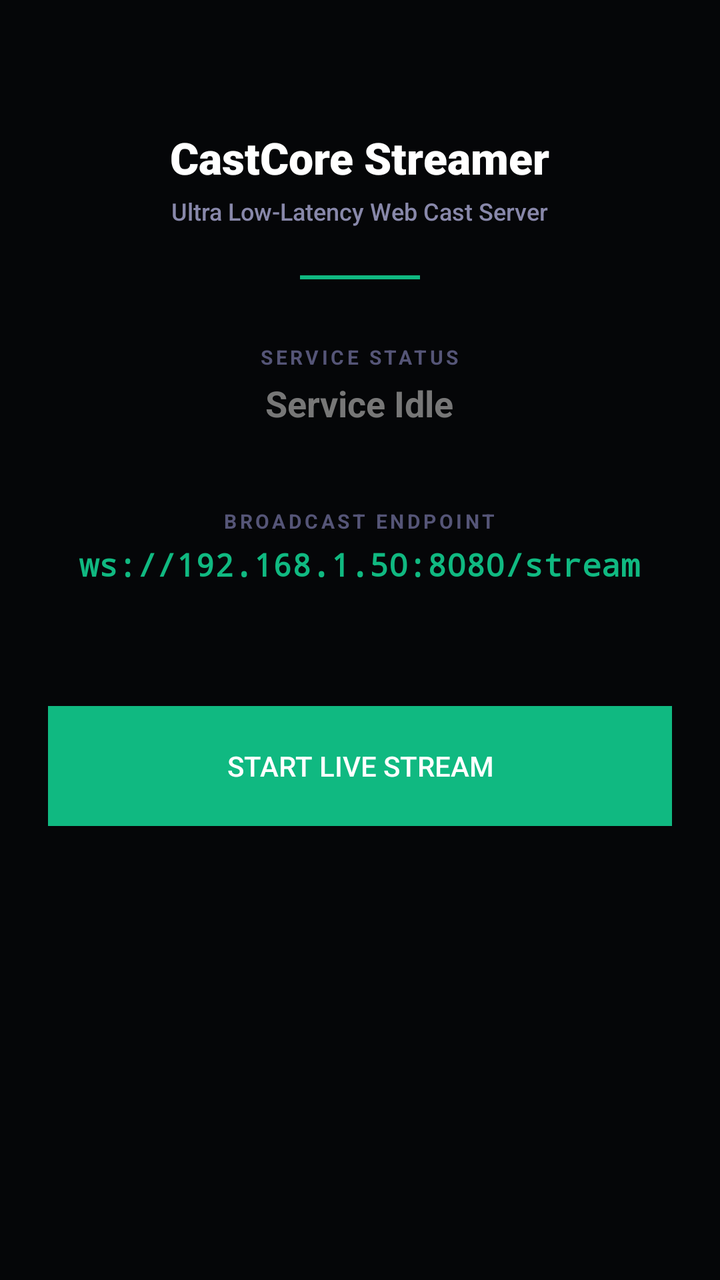
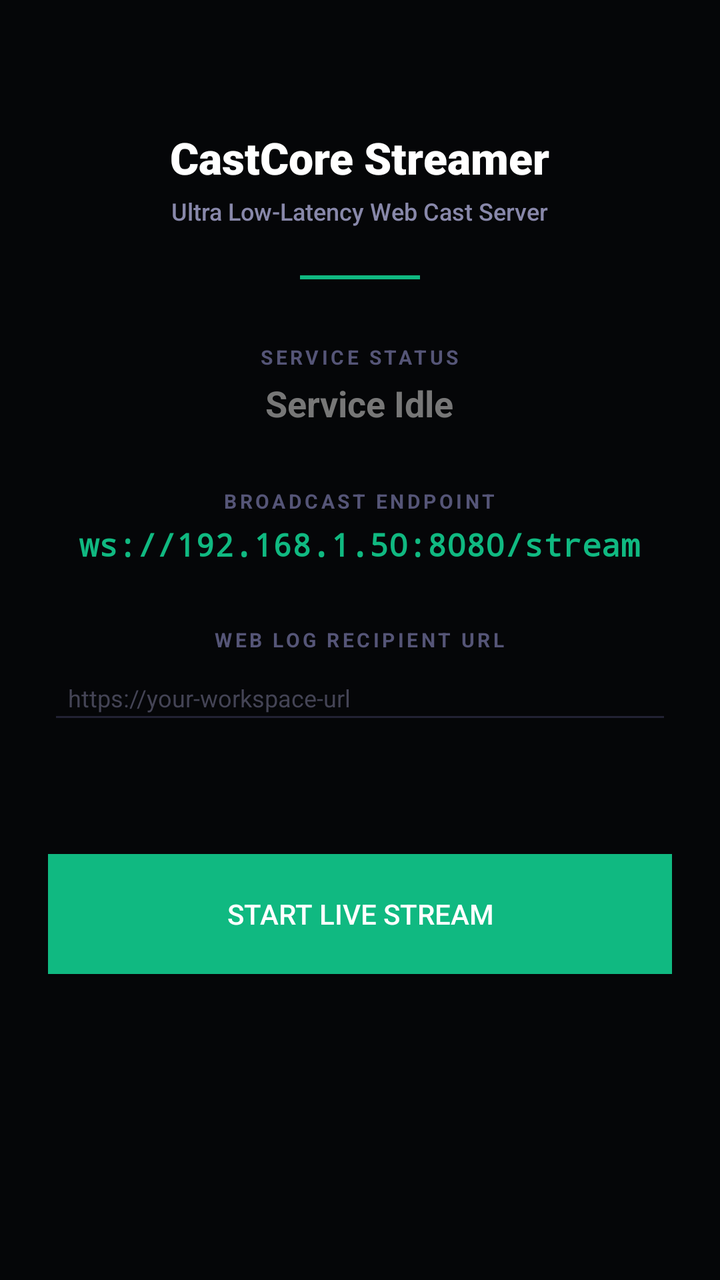

Two renders of the same Android screen: before a commit and after it. Below are the layout's source before the change and the commit's diff.
<!-- AndroidManifest.xml: application theme Theme.CastCoreStreamer -->
<!-- res/layout/activity_main.xml -->
<?xml version="1.0" encoding="utf-8"?>
<LinearLayout xmlns:android="http://schemas.android.com/apk/res/android"
    android:layout_width="match_parent"
    android:layout_height="match_parent"
    android:orientation="vertical"
    android:padding="24dp"
    android:gravity="center_horizontal"
    android:background="#050608">

    <TextView
        android:id="@+id/tvTitle"
        android:layout_width="wrap_content"
        android:layout_height="wrap_content"
        android:text="CastCore Streamer"
        android:textSize="22sp"
        android:textStyle="bold"
        android:textColor="#ffffff"
        android:layout_marginTop="40dp"
        android:fontFamily="sans-serif-black"/>

    <TextView
        android:layout_width="wrap_content"
        android:layout_height="wrap_content"
        android:text="Ultra Low-Latency Web Cast Server"
        android:textSize="12sp"
        android:textColor="#8888aa"
        android:layout_marginTop="4dp"
        android:fontFamily="sans-serif-medium"/>

    <View
        android:layout_width="60dp"
        android:layout_height="2dp"
        android:background="#10b981"
        android:layout_marginTop="24dp"
        android:layout_marginBottom="32dp" />

    <TextView
        android:id="@+id/tvStatusLabel"
        android:layout_width="wrap_content"
        android:layout_height="wrap_content"
        android:text="SERVICE STATUS"
        android:textSize="10sp"
        android:textStyle="bold"
        android:textColor="#555577"
        android:letterSpacing="0.15" />

    <TextView
        android:id="@+id/tvStatus"
        android:layout_width="wrap_content"
        android:layout_height="wrap_content"
        android:text="Service Idle"
        android:textSize="18sp"
        android:textColor="#777777"
        android:layout_marginTop="4dp"
        android:textStyle="bold" />

    <TextView
        android:id="@+id/tvIpLabel"
        android:layout_width="wrap_content"
        android:layout_height="wrap_content"
        android:text="BROADCAST ENDPOINT"
        android:textSize="10sp"
        android:textStyle="bold"
        android:textColor="#555577"
        android:letterSpacing="0.15"
        android:layout_marginTop="40dp" />

    <TextView
        android:id="@+id/tvIpAddress"
        android:layout_width="wrap_content"
        android:layout_height="wrap_content"
        android:text="ws://192.168.1.50:8080/stream"
        android:textSize="16sp"
        android:textColor="#10b981"
        android:layout_marginTop="4dp"
        android:textStyle="bold"
        android:fontFamily="monospace" />

    <Button
        android:id="@+id/btnToggleStream"
        android:layout_width="match_parent"
        android:layout_height="60dp"
        android:layout_marginTop="60dp"
        android:text="Start Live Stream"
        android:textSize="14sp"
        android:textColor="#ffffff"
        android:backgroundTint="#10b981"
        android:background="@android:color/holo_green_light"
        android:fontFamily="sans-serif-medium"
        android:textAllCaps="true"/>

</LinearLayout>
<!-- resources referenced by this layout -->
<resources>
  <style name="Theme.CastCoreStreamer" parent="Theme.AppCompat.Light.NoActionBar">
          <item name="colorPrimary">@color/emerald</item>
          <item name="colorPrimaryDark">@color/black</item>
          <item name="colorAccent">@color/emerald</item>
      </style>
  <color name="emerald">#FF10B981</color>
  <color name="black">#FF000000</color>
</resources>

<!-- the commit's change to res/layout/activity_main.xml (unified diff, before → after) -->
@@ -63,7 +63,7 @@
         android:textStyle="bold"
         android:textColor="#555577"
         android:letterSpacing="0.15"
-        android:layout_marginTop="40dp" />
+        android:layout_marginTop="30dp" />
 
     <TextView
         android:id="@+id/tvIpAddress"
@@ -75,6 +75,30 @@
         android:layout_marginTop="4dp"
         android:textStyle="bold"
         android:fontFamily="monospace" />
+
+    <TextView
+        android:layout_width="wrap_content"
+        android:layout_height="wrap_content"
+        android:text="WEB LOG RECIPIENT URL"
+        android:textSize="10sp"
+        android:textStyle="bold"
+        android:textColor="#555577"
+        android:letterSpacing="0.15"
+        android:layout_marginTop="30dp" />
+
+    <EditText
+        android:id="@+id/etWorkspaceUrl"
+        android:layout_width="match_parent"
+        android:layout_height="wrap_content"
+        android:hint="https://your-workspace-url"
+        android:textColor="#ffffff"
+        android:textColorHint="#444455"
+        android:textSize="12sp"
+        android:maxLines="1"
+        android:singleLine="true"
+        android:backgroundTint="#222233"
+        android:layout_marginTop="4dp"
+        android:padding="10dp" />
 
     <Button
         android:id="@+id/btnToggleStream"
